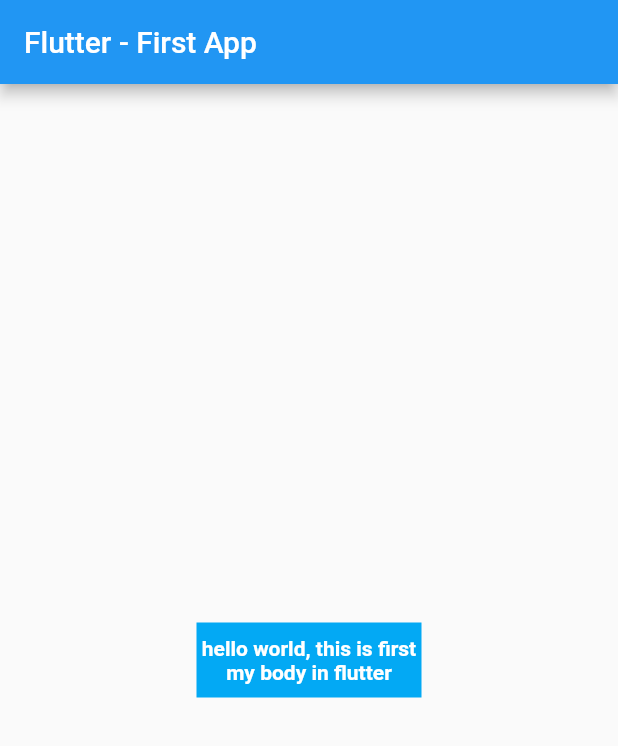
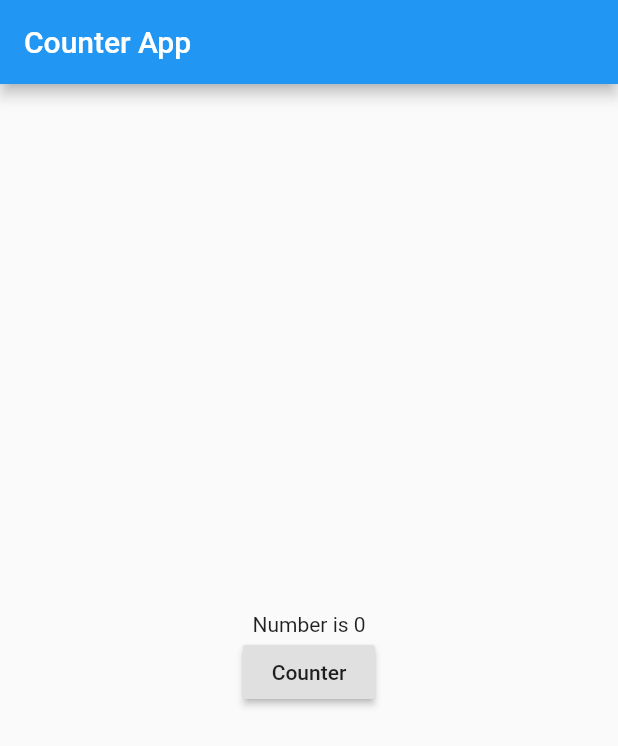
Before and after one commit to hafidzamr/first_flutter, a Flutter app: the screen it shows after launch, on a phone screen of 412 x 824 dp. Shown: the top 746 px of the screen. Run offline on Flutter 3.47's test engine with Material 2 defaults, Android fonts, the phone set to English and light mode, and no system bars.

Commit message:
counter app statefull

```diff
--- /dev/null
+++ b/lib/counter.dart
@@ -0,0 +1,41 @@
+import 'package:flutter/material.dart';
+
+class CounterApp extends StatelessWidget {
+  @override
+  Widget build(BuildContext context) {
+    return MaterialApp(
+      home: Counter(),
+    );
+  }
+}
+
+class Counter extends StatefulWidget {
+  @override
+  _CounterState createState() => _CounterState();
+}
+
+class _CounterState extends State<Counter> {
+  int _number = 0;
+  _handleNumber() {
+    setState(() {
+      _number++;
+    });
+  }
+
+  @override
+  Widget build(BuildContext context) {
+    return Scaffold(
+        appBar: AppBar(
+          title: Text("Counter App"),
+        ),
+        body: Center(
+          child: Column(
+            mainAxisAlignment: MainAxisAlignment.center,
+            children: <Widget>[
+              Text("Number is $_number"),
+              RaisedButton(child: Text("Counter"), onPressed: _handleNumber)
+            ],
+          ),
+        ));
+  }
+}
--- a/lib/main.dart
+++ b/lib/main.dart
@@ -1,33 +1,7 @@
+import 'package:first_app/counter.dart';
+import 'package:first_app/hello_dart.dart';
 import 'package:flutter/material.dart';
 
 void main() {
-  runApp(MyApp());
+  runApp(CounterApp());
 }
-
-class MyApp extends StatelessWidget {
-  @override
-  Widget build(BuildContext context) {
-    return MaterialApp(
-      home: Scaffold(
-        appBar: AppBar(
-          title: Text("Flutter - First App"),
-        ),
-        body: Center(
-          child: Container(
-            color: Colors.lightBlue,
-            width: 150,
-            height: 50,
-            child: Center(
-              child: Text(
-                "hello world, this is first my body in flutter",
-                textAlign: TextAlign.center,
-                style:
-                    TextStyle(color: Colors.white, fontWeight: FontWeight.bold),
-              ),
-            ),
-          ),
-        ),
-      ),
-    );
-  }
-}
```
Also changed, not shown: lib/hello_dart.dart (added, +29 -0 lines), 1 other file.
